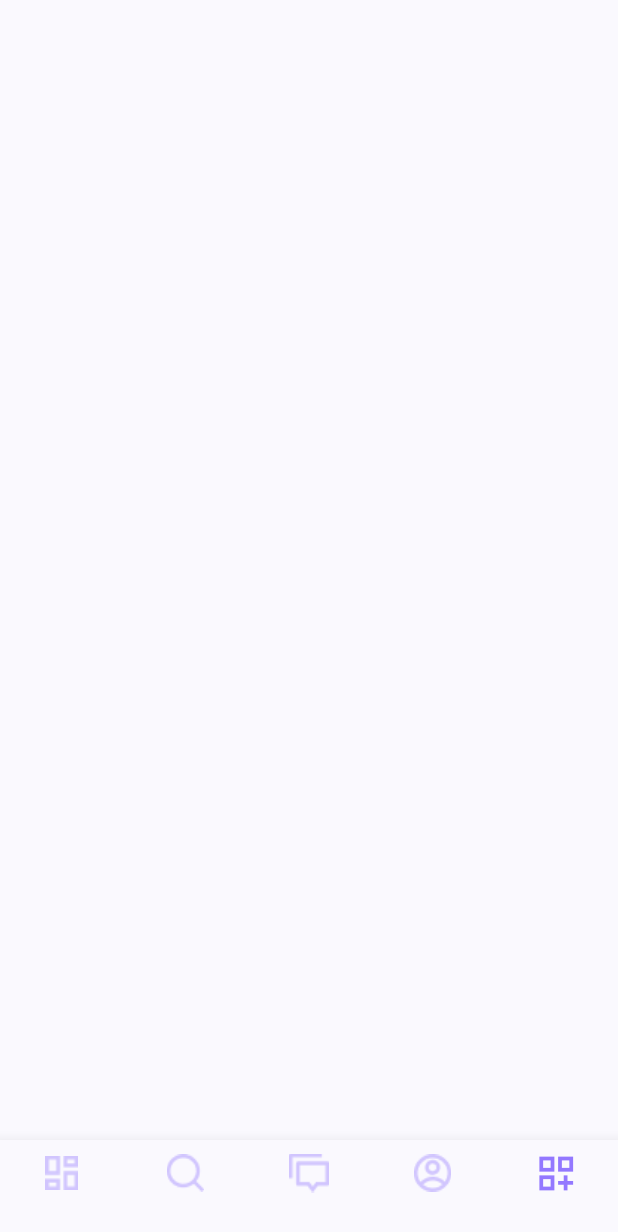
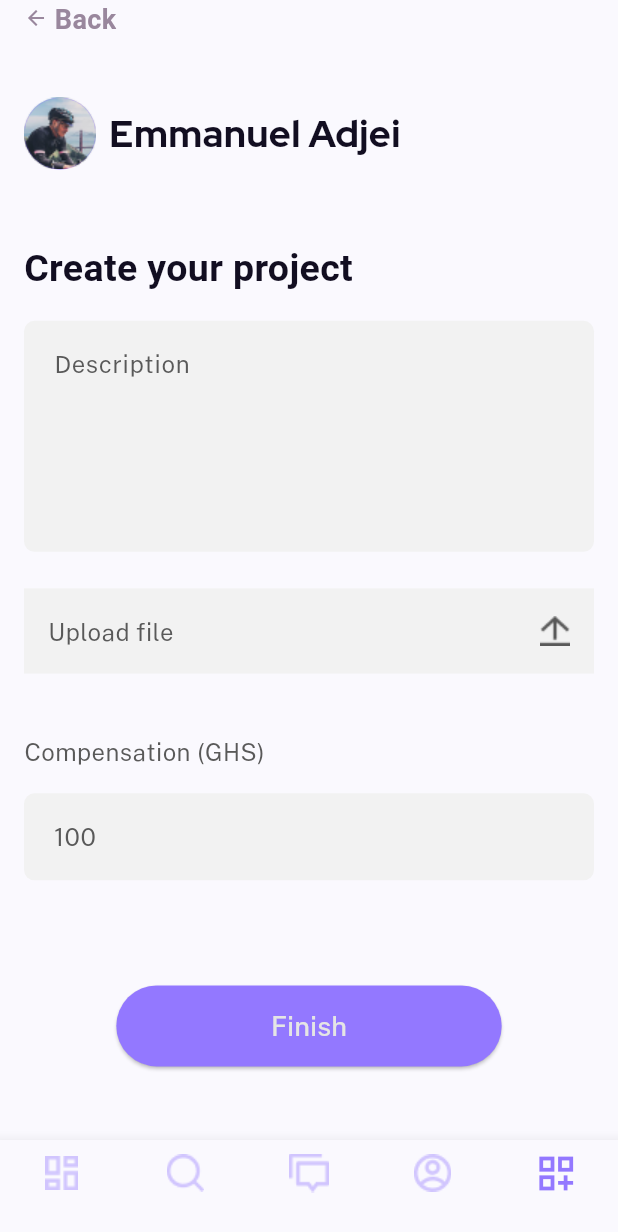
Before and after one commit to Ad450/biite, a Flutter app: the HomeView screen opened by its route, item 5 of the bottom bar chosen, on a phone screen of 412 x 824 dp. Shown: the top 1232 px of the screen. Run offline on Flutter 3.47's test engine with Material 3 defaults, Android fonts, the phone set to English and light mode, and no system bars; our stand-ins replace file_picker, flutter_screenutil, go_router, smooth_page_indicator; missing offline and left inert: animated_rating_stars, back_button_interceptor.

Commit message:
add dashboard view

```diff
--- a/lib/core/app/app.router.dart
+++ b/lib/core/app/app.router.dart
@@ -7,6 +7,7 @@ import 'package:biite/features/onboarding/onboarding.view.dart';
 import 'package:biite/features/profile/widget/all.reviews.dart';
 import 'package:biite/features/search/widget/make.proposition.dart';
 import 'package:biite/features/search/widget/search.project.detail.dart';
+import 'package:biite/features/signup/login.view.dart';
 import 'package:biite/features/startup/startup.view.dart';
 import 'package:flutter/material.dart';
 import 'package:go_router/go_router.dart';
@@ -23,5 +24,6 @@ final router = GoRouter(
     GoRoute(path: "/makeProposition", builder: (context, state) => const MakeProposition()),
     GoRoute(path: "/messageDetail", builder: (context, state) => const MessageDetail()),
     GoRoute(path: "/reviewDetail", builder: (context, state) => const AllReviews()),
+    GoRoute(path: "/login", builder: (context, state) => const Login()),
   ],
 );
--- a/lib/core/presentation/biite.multiline.textfield.dart
+++ b/lib/core/presentation/biite.multiline.textfield.dart
@@ -4,11 +4,18 @@ import 'package:biite/gen/fonts.gen.dart';
 import 'package:flutter/material.dart';
 
 class BiiteMultilineTextfield extends StatelessWidget {
-  const BiiteMultilineTextfield({required this.controller, this.minLines, this.maxLines, super.key});
+  const BiiteMultilineTextfield({
+    required this.controller,
+    this.minLines,
+    this.maxLines,
+    this.hintText,
+    super.key,
+  });
 
   final TextEditingController controller;
   final int? minLines;
   final int? maxLines;
+  final String? hintText;
 
   @override
   Widget build(BuildContext context) {
@@ -30,7 +37,7 @@ class BiiteMultilineTextfield extends StatelessWidget {
           filled: true,
           fillColor: ColorName.multiline,
           contentPadding: const EdgeInsets.symmetric(horizontal: 16, vertical: 17),
-          hintText: "Message",
+          hintText: hintText ?? "Message",
           hintStyle: const TextStyle(
             color: ColorName.text,
             fontSize: 16,
--- a/lib/features/dashboard/dashboard.view.dart
+++ b/lib/features/dashboard/dashboard.view.dart
@@ -1,13 +1,100 @@
+import 'dart:io';
+
+import 'package:biite/core/app/app.theme.dart';
+import 'package:biite/core/presentation/biite.avatar.with.text.dart';
+import 'package:biite/core/presentation/biite.back.dart';
+import 'package:biite/core/presentation/biite.button.dart';
+import 'package:biite/core/presentation/biite.multiline.textfield.dart';
+import 'package:biite/features/dashboard/widget/price.textfield.dart';
+import 'package:biite/features/feed/widgets/file.widget.dart';
+import 'package:biite/features/feed/widgets/upload.file.dart';
 import 'package:biite/gen/colors.gen.dart';
+import 'package:file_picker/file_picker.dart';
+
 import 'package:flutter/material.dart';
+import 'package:flutter_screenutil/flutter_screenutil.dart';
 
-class DashboardView extends StatelessWidget {
+class DashboardView extends StatefulWidget {
   const DashboardView({super.key});
 
   @override
+  State<DashboardView> createState() => _DashboardViewState();
+}
+
+class _DashboardViewState extends State<DashboardView> {
+  List<File> files = [];
+
+  void _pickFiles() async {
+    FilePickerResult? result = await FilePicker.platform.pickFiles(allowMultiple: true);
+    if (result != null) {
+      files.addAll(result.paths.map((path) => File(path!)).toList());
+    } else {
+      return;
+    }
+  }
+
+  @override
   Widget build(BuildContext context) {
-    return const Scaffold(
+    return Scaffold(
       backgroundColor: ColorName.onboardingBackground,
+      body: SafeArea(
+        child: Container(
+          padding: const EdgeInsets.symmetric(horizontal: 16.0),
+          child: Column(
+            crossAxisAlignment: CrossAxisAlignment.start,
+            children: <Widget>[
+              const BiiteBack(),
+              SizedBox(height: 40.h),
+              Expanded(
+                child: SingleChildScrollView(
+                  child: Column(
+                    crossAxisAlignment: CrossAxisAlignment.start,
+                    children: <Widget>[
+                      const BiiteAvatarWithText(name: "Emmanuel Adjei"),
+                      SizedBox(height: 48.h),
+                      Text(
+                        "Create your project",
+                        style: context.appTheme.textTheme.titleSmall?.copyWith(
+                          fontSize: 25,
+                          fontWeight: FontWeight.bold,
+                        ),
+                      ),
+                      SizedBox(height: 16.h),
+                      BiiteMultilineTextfield(
+                        controller: TextEditingController(),
+                        hintText: "Description",
+                      ),
+                      SizedBox(height: 24.h),
+                      UploadFile(onTap: _pickFiles),
+                      SizedBox(height: 24.h),
+                      // show file if chosen
+                      ...files.map((e) => FileWidget(filename: e.path)),
+                      // const FileWidget(),
+                      SizedBox(height: 16.h),
+                      Text(
+                        "Compensation (GHS)",
+                        style: context.appTheme.textTheme.bodySmall?.copyWith(
+                          fontSize: 16,
+                          color: ColorName.text,
+                          fontWeight: FontWeight.normal,
+                        ),
+                      ),
+                      SizedBox(height: 16.h),
+                      PriceTextfield(controller: TextEditingController()),
+                      SizedBox(height: 69.h),
+
+                      Padding(
+                        padding: EdgeInsets.symmetric(horizontal: 56.w),
+                        child: BiiteTextButton(onPressed: () {}, text: "Finish"),
+                      )
+                    ],
+                  ),
+                ),
+              ),
+            ],
+          ),
+        ),
+      ),
     );
   }
 }
--- /dev/null
+++ b/lib/features/dashboard/widget/price.textfield.dart
@@ -0,0 +1,50 @@
+import 'package:biite/core/app/app.theme.dart';
+import 'package:biite/gen/colors.gen.dart';
+import 'package:biite/gen/fonts.gen.dart';
+import 'package:flutter/material.dart';
+
+class PriceTextfield extends StatelessWidget {
+  const PriceTextfield({
+    required this.controller,
+    this.minLines,
+    this.maxLines,
+    super.key,
+  });
+
+  final TextEditingController controller;
+  final int? minLines;
+  final int? maxLines;
+
+  @override
+  Widget build(BuildContext context) {
+    return TextField(
+      controller: controller,
+      maxLines: maxLines ?? 1,
+      minLines: minLines ?? 1,
+      keyboardType: TextInputType.number,
+      // expands: true,
+      style: context.appTheme.textTheme.bodySmall?.copyWith(
+        fontSize: 16,
+        fontWeight: FontWeight.normal,
+        color: ColorName.onBackground,
+      ),
+      textAlign: TextAlign.left,
+      decoration: InputDecoration(
+        filled: true,
+        fillColor: ColorName.multiline,
+        contentPadding: const EdgeInsets.symmetric(horizontal: 16, vertical: 17),
+        hintText: "100",
+        hintStyle: const TextStyle(
+          color: ColorName.text,
+          fontSize: 16,
+          fontFamily: FontFamily.publicSans,
+          fontWeight: FontWeight.normal,
+        ),
+        border: OutlineInputBorder(
+          borderSide: const BorderSide(width: 0, style: BorderStyle.none),
+          borderRadius: BorderRadius.circular(7),
+        ),
+      ),
+    );
+  }
+}
--- a/lib/features/feed/widgets/file.widget.dart
+++ b/lib/features/feed/widgets/file.widget.dart
@@ -5,7 +5,8 @@ import 'package:flutter/material.dart';
 import 'package:flutter_screenutil/flutter_screenutil.dart';
 
 class FileWidget extends StatelessWidget {
-  const FileWidget({super.key});
+  const FileWidget({required this.filename, super.key});
+  final String filename;
 
   @override
   Widget build(BuildContext context) {
@@ -26,7 +27,7 @@ class FileWidget extends StatelessWidget {
           mainAxisAlignment: MainAxisAlignment.spaceBetween,
           children: <Widget>[
             Text(
-              "file name",
+              filename,
               style: context.appTheme.textTheme.bodySmall?.copyWith(
                 fontSize: 16,
                 color: ColorName.text,
--- a/lib/features/feed/widgets/send.your.work.dart
+++ b/lib/features/feed/widgets/send.your.work.dart
@@ -37,10 +37,10 @@ class SendYourWork extends StatelessWidget {
               SizedBox(height: 16.h),
               BiiteMultilineTextfield(controller: TextEditingController()),
               SizedBox(height: 24.h),
-              const UploadFile(),
+              UploadFile(onTap: () {}),
               SizedBox(height: 24.h),
               // show file if chosen
-              const FileWidget(),
+              const FileWidget(filename: "filename"),
               SizedBox(height: 69.h),
               Padding(
                 padding: EdgeInsets.symmetric(horizontal: 56.w),
--- a/lib/features/feed/widgets/upload.file.dart
+++ b/lib/features/feed/widgets/upload.file.dart
@@ -1,11 +1,14 @@
 import 'package:biite/core/app/app.theme.dart';
 import 'package:biite/gen/assets.gen.dart';
 import 'package:biite/gen/colors.gen.dart';
+import 'package:flutter/cupertino.dart';
 import 'package:flutter/material.dart';
 import 'package:flutter_screenutil/flutter_screenutil.dart';
 
 class UploadFile extends StatelessWidget {
-  const UploadFile({super.key});
+  const UploadFile({required this.onTap, super.key});
+
+  final VoidCallback onTap;
 
   @override
   Widget build(BuildContext context) {
@@ -26,7 +29,7 @@ class UploadFile extends StatelessWidget {
                 fontWeight: FontWeight.normal,
               ),
             ),
-            Image.asset(Assets.images.uploadIcon.path),
+            GestureDetector(onTap: onTap, child: Image.asset(Assets.images.uploadIcon.path)),
           ],
         ),
       ),
--- a/lib/features/home/home.view.dart
+++ b/lib/features/home/home.view.dart
@@ -1,3 +1,4 @@
+import 'package:back_button_interceptor/back_button_interceptor.dart';
 import 'package:biite/features/dashboard/dashboard.view.dart';
 import 'package:biite/features/feed/feed.view.dart';
 import 'package:biite/features/message/message.view.dart';
@@ -16,6 +17,24 @@ class HomeView extends StatefulWidget {
 
 class _HomeViewState extends State<HomeView> {
   int currentIndex = 0;
+
+  @override
+  void initState() {
+    super.initState();
+    BackButtonInterceptor.add(_interceptLeavingNonFeedScreen);
+  }
+
+  bool _interceptLeavingNonFeedScreen(bool stopDefaultButtonEvent, RouteInfo info) {
+    if (stopDefaultButtonEvent) return true;
+    if (currentIndex != 0) {
+      setState(() {
+        currentIndex = 0;
+      });
+      return true;
+    } else {
+      return false;
+    }
+  }
 
   @override
   Widget build(BuildContext context) {
--- a/lib/features/profile/widget/profile.review.dart
+++ b/lib/features/profile/widget/profile.review.dart
@@ -1,4 +1,3 @@
-import 'package:biite/biite.dart';
 import 'package:biite/core/app/app.theme.dart';
 import 'package:biite/core/presentation/biite.view.all.dart';
 import 'package:biite/features/profile/widget/profile.rating.dart';
--- a/lib/features/search/widget/search.project.card.dart
+++ b/lib/features/search/widget/search.project.card.dart
@@ -81,6 +81,7 @@ class SearchProjectCard extends StatelessWidget {
         SizedBox(height: 24.h),
         Wrap(
           spacing: 8,
+          runSpacing: 8,
           direction: Axis.horizontal,
           children: tags.map((e) => BiiteChip(text: e)).toList(),
         ),
--- a/lib/features/signup/signup.view.dart
+++ b/lib/features/signup/signup.view.dart
@@ -48,7 +48,9 @@ class SignupView extends StatelessWidget {
                 SizedBox(height: 102.h),
                 BiiteTextButton(onPressed: () => context.go("/home"), text: signup),
                 SizedBox(height: 40.h),
-                const BiiteAuthText(text: login)
+                BiiteAuthText(text: login, onTap: () {} // emit change to login ,
+                    // TODO: have an auth view which changes based on the emitted state
+                    )
               ],
             ),
           ),
--- a/lib/features/startup/startup.view.dart
+++ b/lib/features/startup/startup.view.dart
@@ -1,5 +1,6 @@
 import 'package:biite/core/presentation/biite.auth.text.dart';
 import 'package:biite/core/presentation/biite.button.dart';
+import 'package:biite/features/signup/login.view.dart';
 import 'package:biite/gen/assets.gen.dart';
 import 'package:biite/gen/colors.gen.dart';
 import 'package:biite/locales.dart';
@@ -43,7 +44,7 @@ class StartupView extends StatelessWidget {
                 text: discoverText,
               ),
               SizedBox(height: 37.h),
-              const BiiteAuthText(text: login),
+              BiiteAuthText(text: login, onTap: () => context.go("/login")),
             ],
           ),
         ));
--- a/pubspec.yaml
+++ b/pubspec.yaml
@@ -41,6 +41,8 @@ dependencies:
   syncfusion_flutter_charts: ^26.2.10
   flutter_animate: ^4.5.0
   animated_rating_stars: ^1.0.1
+  back_button_interceptor: ^7.0.3
+  file_picker: ^8.0.5
 
 dev_dependencies:
   build_runner:
```
Also changed, not shown: lib/core/presentation/biite.auth.text.dart (+15 -5 lines), lib/features/signup/login.view.dart (added, +55 -0 lines), lib/main.dart (+8 -1 lines), pubspec.lock, 1 other file.
